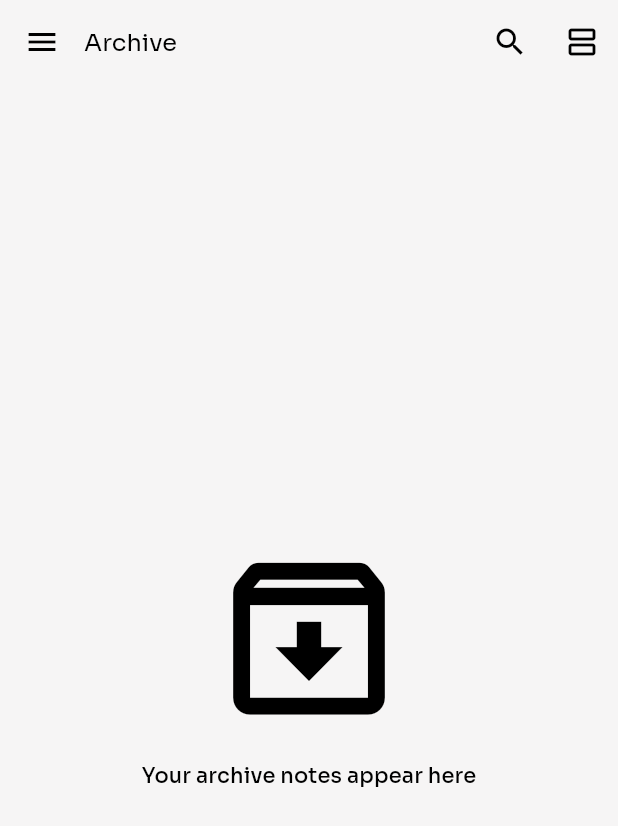
After one commit to Moatasem159/nota, a Flutter app: the ArchiveNotesScreen screen opened by its route, on a phone screen of 412 x 824 dp. The commit adds this screen. Shown: the top 826 px of the screen. Run offline on Flutter 3.47's test engine with Material 2 defaults, Android fonts, the phone set to English and light mode, and no system bars; our stand-ins replace dartz, flutter_bloc, flutter_image_compress, fluttertoast, get_it, go_router and 4 more; accounts and stored records are empty.

Commit message:
[DONE] archive screen ui

```diff
--- a/lib/config/routes/app_routes.dart
+++ b/lib/config/routes/app_routes.dart
@@ -1,7 +1,9 @@
 import 'package:go_router/go_router.dart';
+import 'package:nota/features/notes/presentation/screens/archive_notes_screen.dart';
 import 'package:nota/features/notes/presentation/screens/home_screen.dart';
 abstract class Routes {
   static const String initialRoute= "/";
+  static const String archiveNotesRoute= "/archiveNotesRoute";
 }
 abstract class AppRoute{
   static final GoRouter router=GoRouter(
@@ -10,6 +12,10 @@ abstract class AppRoute{
         path: Routes.initialRoute,
         name:Routes.initialRoute,
         builder: (context, state) => const HomeScreen()),
+      GoRoute(
+        path: Routes.archiveNotesRoute,
+        name:Routes.archiveNotesRoute,
+        builder: (context, state) => const ArchiveNotesScreen()),
     ],
   );
 }
--- a/lib/core/utils/app_strings.dart
+++ b/lib/core/utils/app_strings.dart
@@ -18,4 +18,5 @@ abstract class AppStrings{
   static const String deleted="Deleted";
   static const String settings="Settings";
   static const String help="Help & feedback";
+  static const String archiveBodyTitle="Your archive notes appear here";
 }
--- a/lib/features/notes/domain/entities/drawer_tile_item.dart
+++ b/lib/features/notes/domain/entities/drawer_tile_item.dart
@@ -2,6 +2,7 @@ import 'package:flutter/material.dart';
 class DrawerTileItem{
   final String title;
   final IconData icon;
+  final String route;
   bool isSelected;
-  DrawerTileItem({required this.title, required this.icon,this.isSelected=false});
+  DrawerTileItem({required this.title, required this.icon,this.isSelected=false,required this.route});
 }
--- a/lib/features/notes/presentation/cubits/drawer_cubit/drawer_cubit.dart
+++ b/lib/features/notes/presentation/cubits/drawer_cubit/drawer_cubit.dart
@@ -1,18 +1,19 @@
 import 'package:flutter/material.dart';
 import 'package:flutter_bloc/flutter_bloc.dart';
+import 'package:nota/config/routes/app_routes.dart';
 import 'package:nota/core/utils/app_strings.dart';
 import 'package:nota/features/notes/domain/entities/drawer_tile_item.dart';
 import 'package:nota/features/notes/presentation/cubits/drawer_cubit/drawer_state.dart';
 class DrawerCubit extends Cubit<DrawerStates> {
   DrawerCubit() : super(DrawerInitialState());
   List<DrawerTileItem> drawerTileItems=[
-    DrawerTileItem(title: AppStrings.notes, icon: Icons.lightbulb_outline,isSelected: true),
-    DrawerTileItem(title: AppStrings.reminder, icon: Icons.notifications_none_outlined,isSelected: false),
-    DrawerTileItem(title: AppStrings.createNewLabel, icon: Icons.add,isSelected: false),
-    DrawerTileItem(title: AppStrings.archive, icon: Icons.archive_outlined,isSelected: false),
-    DrawerTileItem(title: AppStrings.deleted, icon: Icons.delete_outline_rounded,isSelected: false),
-    DrawerTileItem(title: AppStrings.settings, icon: Icons.settings_outlined,isSelected: false),
-    DrawerTileItem(title: AppStrings.help, icon: Icons.help_outline_outlined,isSelected: false),
+    DrawerTileItem(title: AppStrings.notes, icon: Icons.lightbulb_outline,isSelected: true,route: Routes.initialRoute),
+    DrawerTileItem(title: AppStrings.reminder, icon: Icons.notifications_none_outlined,isSelected: false,route: Routes.archiveNotesRoute),
+    DrawerTileItem(title: AppStrings.createNewLabel, icon: Icons.add,isSelected: false,route: Routes.archiveNotesRoute),
+    DrawerTileItem(title: AppStrings.archive, icon: Icons.archive_outlined,isSelected: false,route: Routes.archiveNotesRoute),
+    DrawerTileItem(title: AppStrings.deleted, icon: Icons.delete_outline_rounded,isSelected: false,route: Routes.archiveNotesRoute),
+    DrawerTileItem(title: AppStrings.settings, icon: Icons.settings_outlined,isSelected: false,route: Routes.archiveNotesRoute),
+    DrawerTileItem(title: AppStrings.help, icon: Icons.help_outline_outlined,isSelected: false,route: Routes.archiveNotesRoute),
   ];
   chooseItem(DrawerTileItem item){
    for(int i=0;i<drawerTileItems.length;i++){
--- /dev/null
+++ b/lib/features/notes/presentation/screens/archive_notes_screen.dart
@@ -0,0 +1,18 @@
+import 'package:flutter/material.dart';
+import 'package:nota/features/notes/presentation/widgets/archive_notes_screen_widgets/archive_empty_body.dart';
+import 'package:nota/features/notes/presentation/widgets/archive_notes_screen_widgets/archive_screen_appbar.dart';
+import 'package:nota/features/notes/presentation/widgets/main_drawer_widgets/main_drawer.dart';
+class ArchiveNotesScreen extends StatelessWidget {
+  const ArchiveNotesScreen({super.key});
+  @override
+  Widget build(BuildContext context) {
+    return SafeArea(
+      child: Scaffold(
+        backgroundColor: Theme.of(context).colorScheme.background,
+        appBar: const ArchiveScreenAppBar(),
+        drawer: const MainDrawer(),
+        body: const ArchiveEmptyBody(),
+      ),
+    );
+  }
+}
--- /dev/null
+++ b/lib/features/notes/presentation/widgets/archive_notes_screen_widgets/archive_empty_body.dart
@@ -0,0 +1,19 @@
+import 'package:flutter/material.dart';
+import 'package:nota/core/extension/empty_padding_extension.dart';
+import 'package:nota/core/utils/app_strings.dart';
+class ArchiveEmptyBody extends StatelessWidget {
+  const ArchiveEmptyBody({super.key});
+  @override
+  Widget build(BuildContext context) {
+    return Center(
+      child: Column(
+        mainAxisAlignment: MainAxisAlignment.center,
+        children: [
+          const Icon(Icons.archive_outlined,size: 135),
+          15.ph,
+          Text(AppStrings.archiveBodyTitle,style: Theme.of(context).textTheme.titleSmall)
+        ],
+      ),
+    );
+  }
+}
--- /dev/null
+++ b/lib/features/notes/presentation/widgets/archive_notes_screen_widgets/archive_screen_appbar.dart
@@ -0,0 +1,21 @@
+import 'package:flutter/material.dart';
+import 'package:nota/core/utils/app_strings.dart';
+import 'package:nota/features/notes/presentation/widgets/custom_icon_button.dart';
+import 'package:nota/features/notes/presentation/widgets/home_screen_widgets/switch_list_view_button.dart';
+class ArchiveScreenAppBar extends StatelessWidget implements PreferredSizeWidget {
+  const ArchiveScreenAppBar({super.key});
+  @override
+  Widget build(BuildContext context) {
+    return AppBar(
+      backgroundColor: Theme.of(context).colorScheme.background,
+      titleSpacing: 0,
+      title: Text(AppStrings.archive,style:Theme.of(context).textTheme.titleMedium),
+      actions: [
+        CustomIconButton(onTap: () {}, icon: Icons.search),
+        const SwitchListViewButton()
+      ],
+    );
+  }
+  @override
+  Size get preferredSize => const Size(double.infinity, 60);
+}
--- a/lib/features/notes/presentation/widgets/home_screen_widgets/home_app_bar_widgets/search_app_bar.dart
+++ b/lib/features/notes/presentation/widgets/home_screen_widgets/home_app_bar_widgets/search_app_bar.dart
@@ -21,8 +21,7 @@ class SearchAppBar extends StatelessWidget {
               CustomIconButton(icon: Icons.menu_rounded, onTap: () {Scaffold.of(context).openDrawer();}),
               Text(
                 AppStrings.searchMsg,
-                style: Theme.of(context).textTheme.titleMedium!.copyWith(
-                    fontSize: AppFontSize.f14, fontWeight: FontWeight.w600),
+                style: Theme.of(context).textTheme.titleMedium!.copyWith(fontSize: AppFontSize.f14, fontWeight: FontWeight.w600),
               ),
               const Spacer(),
               const SwitchListViewButton(),
--- a/lib/features/notes/presentation/widgets/home_screen_widgets/home_drawer_widgets/drawer_builder.dart
+++ b/lib/features/notes/presentation/widgets/main_drawer_widgets/drawer_builder.dart
@@ -1,6 +1,6 @@
 import 'package:flutter/material.dart';
-import 'package:nota/features/notes/presentation/widgets/home_screen_widgets/home_drawer_widgets/drawer_tile_widgets/drawer_tiles_list.dart';
-import 'package:nota/features/notes/presentation/widgets/home_screen_widgets/home_drawer_widgets/drawer_title.dart';
+import 'package:nota/features/notes/presentation/widgets/main_drawer_widgets/drawer_tile_widgets/drawer_tiles_list.dart';
+import 'package:nota/features/notes/presentation/widgets/main_drawer_widgets/drawer_title.dart';
 class DrawerBuilder extends StatelessWidget {
   const DrawerBuilder({super.key});
   @override
--- a/lib/features/notes/presentation/widgets/home_screen_widgets/home_drawer_widgets/drawer_tile_widgets/drawer_tiles_list.dart
+++ b/lib/features/notes/presentation/widgets/main_drawer_widgets/drawer_tile_widgets/drawer_tiles_list.dart
@@ -3,7 +3,7 @@ import 'package:flutter_bloc/flutter_bloc.dart';
 import 'package:go_router/go_router.dart';
 import 'package:nota/features/notes/presentation/cubits/drawer_cubit/drawer_cubit.dart';
 import 'package:nota/features/notes/presentation/cubits/drawer_cubit/drawer_state.dart';
-import 'package:nota/features/notes/presentation/widgets/home_screen_widgets/home_drawer_widgets/drawer_tile_widgets/drawer_tile.dart';
+import 'package:nota/features/notes/presentation/widgets/main_drawer_widgets/drawer_tile_widgets/drawer_tile.dart';
 class DrawerTilesList extends StatelessWidget {
   const DrawerTilesList({super.key});
   @override
@@ -12,9 +12,9 @@ class DrawerTilesList extends StatelessWidget {
       builder: (context, state) {
         return Column(
             children: BlocProvider.of<DrawerCubit>(context)
-                .drawerTileItems
-                .map((e) => DrawerTile(
+                .drawerTileItems.map((e) => DrawerTile(
                 onTap: () {
+                  GoRouter.of(context).pushNamed(e.route);
                   BlocProvider.of<DrawerCubit>(context).chooseItem(e);
                   GoRouter.of(context).pop();
                 },
--- a/lib/features/notes/presentation/widgets/home_screen_widgets/home_drawer_widgets/home_drawer.dart
+++ b/lib/features/notes/presentation/widgets/main_drawer_widgets/main_drawer.dart
@@ -1,9 +1,9 @@
 import 'package:flutter/material.dart';
 import 'package:flutter/services.dart';
 import 'package:nota/config/themes/app_theme.dart';
-import 'package:nota/features/notes/presentation/widgets/home_screen_widgets/home_drawer_widgets/drawer_builder.dart';
-class HomeDrawer extends StatelessWidget {
-  const HomeDrawer({super.key});
+import 'package:nota/features/notes/presentation/widgets/main_drawer_widgets/drawer_builder.dart';
+class MainDrawer extends StatelessWidget {
+  const MainDrawer({super.key});
   @override
   Widget build(BuildContext context) {
     return AnnotatedRegion<SystemUiOverlayStyle>(
--- a/pubspec.yaml
+++ b/pubspec.yaml
@@ -1,7 +1,7 @@
 name: nota
 description: A new Flutter project.
 publish_to: 'none' # Remove this line if you wish to publish to pub.dev
-version: 1.1.1
+version: 1.1.2
 environment:
   sdk: '>=3.1.5 <4.0.0'
 dependencies:
```
Also changed, not shown: lib/app/app.dart (+10 -5 lines), lib/features/notes/presentation/cubits/app_bar_cubit/app_bar_cubit.dart (+4 -4 lines), lib/features/notes/presentation/screens/home_screen.dart (+4 -13 lines), lib/features/notes/presentation/widgets/main_drawer_widgets/drawer_tile_widgets/drawer_tile.dart (renamed from lib/features/notes/presentation/widgets/home_screen_widgets/home_drawer_widgets/drawer_tile_widgets/drawer_tile.dart), lib/features/notes/presentation/widgets/main_drawer_widgets/drawer_title.dart (renamed from lib/features/notes/presentation/widgets/home_screen_widgets/home_drawer_widgets/drawer_title.dart).
